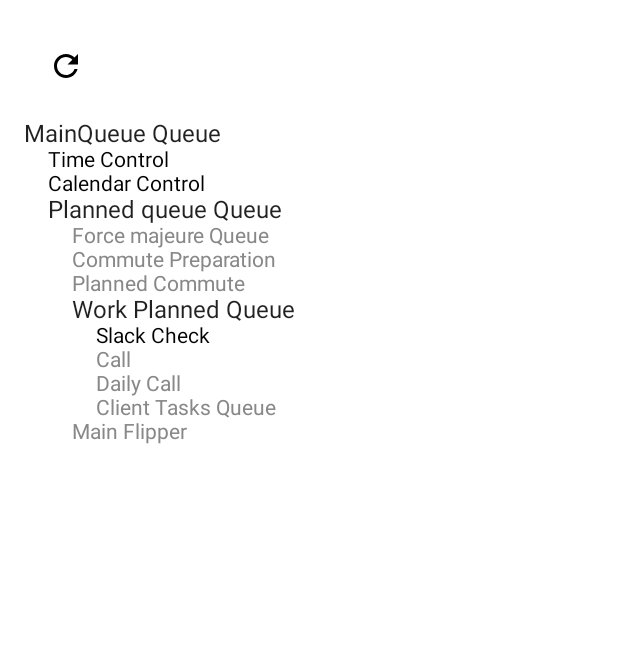
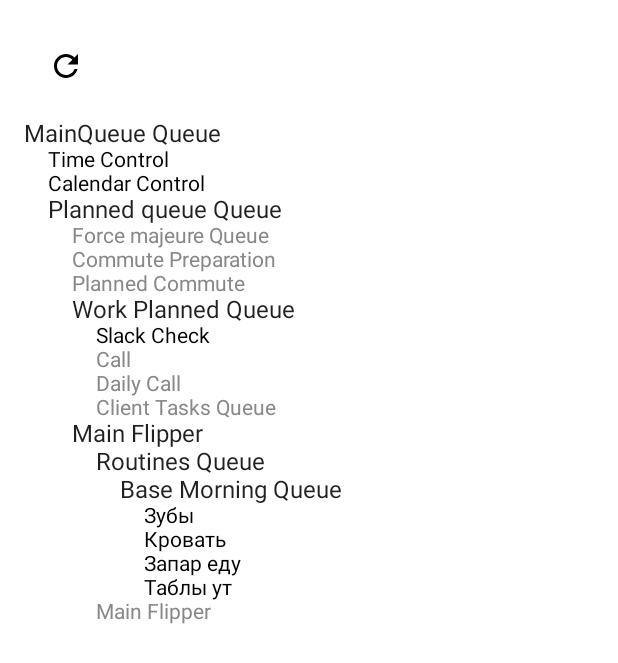
Before and after one commit to cucumber007/state, an Android app built with Jetpack Compose: the screen it shows after launch (MainActivity), on a phone screen of 412 x 824 dp. Shown: the top 663 px of the screen. Run offline under Robolectric (Android 15) with nearby library versions, the light colour scheme and no system bars.

Commit message:
Base Morning Routine

```diff
--- a/app/src/main/java/com/spqrta/state/ui/view/gtd2/FlipperView.kt
+++ b/app/src/main/java/com/spqrta/state/ui/view/gtd2/FlipperView.kt
@@ -1,15 +1,29 @@
 package com.spqrta.state.ui.view.gtd2
 
+import androidx.compose.foundation.layout.Box
+import androidx.compose.foundation.layout.Column
+import androidx.compose.foundation.layout.padding
 import androidx.compose.material.Text
 import androidx.compose.runtime.Composable
+import androidx.compose.ui.Modifier
 import androidx.compose.ui.graphics.Color
 import androidx.compose.ui.text.TextStyle
+import androidx.compose.ui.unit.dp
 import com.spqrta.state.common.logic.features.gtd2.element.Flipper
 
 @Composable
 fun FlipperView(flipper: Flipper) {
     if (flipper.active) {
-        Text(text = flipper.displayName)
+        Column {
+            Text(text = flipper.displayName)
+            Box(modifier = Modifier.padding(start = 16.dp)) {
+                Column {
+                    for (scheduledElement in flipper.scheduledElements) {
+                        ElementView(scheduledElement.element)
+                    }
+                }
+            }
+        }
     } else {
         Text(text = flipper.displayName, style = TextStyle(color = Color.Gray))
     }
--- a/app/src/main/java/com/spqrta/state/ui/view/gtd2/RoutineView.kt
+++ b/app/src/main/java/com/spqrta/state/ui/view/gtd2/RoutineView.kt
@@ -8,7 +8,7 @@ import com.spqrta.state.common.logic.features.gtd2.element.Routine
 fun RoutineView(routine: Routine) {
     Column {
         ElementView(
-            element = routine.normalizedTask
+            element = routine.innerElement
         )
     }
 }
--- a/common/src/main/java/com/spqrta/state/common/logic/features/gtd2/Gtd2State.kt
+++ b/common/src/main/java/com/spqrta/state/common/logic/features/gtd2/Gtd2State.kt
@@ -5,8 +5,10 @@ import com.spqrta.state.common.logic.features.gtd2.element.Flipper
 import com.spqrta.state.common.logic.features.gtd2.element.Queue
 import com.spqrta.state.common.logic.features.gtd2.element.Routine
 import com.spqrta.state.common.logic.features.gtd2.element.Task
+import com.spqrta.state.common.logic.features.gtd2.element.misc.FlipperSchedule
 import com.spqrta.state.common.logic.features.gtd2.element.misc.TaskStatus
 import kotlinx.serialization.Serializable
+import java.time.LocalTime
 
 @Serializable
 data class Gtd2State(
@@ -18,10 +20,10 @@ data class Gtd2State(
             "MainQueue",
             listOf(
                 Routine(
-                    task = Task("Time Control")
+                    element = Task("Time Control")
                 ),
                 Routine(
-                    task = Task("Calendar Control")
+                    element = Task("Calendar Control")
                 ),
                 Queue(
                     name = "Planned queue",
@@ -31,25 +33,25 @@ data class Gtd2State(
                             elements = listOf(),
                         ),
                         Routine(
-                            task = Task("Commute Preparation"),
+                            element = Task("Commute Preparation"),
                             active = false
                         ),
                         Routine(
-                            task = Task("Planned Commute"),
+                            element = Task("Planned Commute"),
                             active = false
                         ),
                         Queue(
                             name = "Work Planned",
                             elements = listOf(
                                 Routine(
-                                    task = Task("Slack Check"),
+                                    element = Task("Slack Check"),
                                 ),
                                 Task(
                                     name = "Call",
                                     taskStatus = TaskStatus.Inactive
                                 ),
                                 Routine(
-                                    task = Task("Daily Call"),
+                                    element = Task("Daily Call"),
                                     active = false
                                 ),
                                 Queue(
@@ -60,7 +62,42 @@ data class Gtd2State(
                         ),
                         Flipper(
                             name = "Main",
-                            scheduledElements = listOf(),
+                            scheduledElements = listOf(
+                                FlipperSchedule.UntilTime(
+                                    element = Queue(
+                                        name = "Routines",
+                                        elements = listOf(
+                                            Routine(
+                                                element = Queue(
+                                                    name = "Base Morning",
+                                                    elements = listOf(
+                                                        Routine(
+                                                            element = Task("Зубы"),
+                                                        ),
+                                                        Routine(
+                                                            element = Task("Кровать"),
+                                                        ),
+                                                        Routine(
+                                                            element = Task("Запар еду"),
+                                                        ),
+                                                        Routine(
+                                                            element = Task("Таблы ут"),
+                                                        ),
+                                                    ),
+                                                ),
+                                            ),
+                                        )
+                                    ),
+                                    time = LocalTime.of(18, 0)
+                                ),
+                                FlipperSchedule.TimeLeftPortion(
+                                    element = Flipper(
+                                        name = "Main",
+                                        scheduledElements = listOf()
+                                    ),
+                                    portion = 1f
+                                ),
+                            ),
                         ),
                     )
                 ),
--- a/common/src/main/java/com/spqrta/state/common/logic/features/gtd2/element/Element.kt
+++ b/common/src/main/java/com/spqrta/state/common/logic/features/gtd2/element/Element.kt
@@ -10,4 +10,6 @@ sealed interface Element {
 
     fun withTaskClicked(clickedTask: Task): Element
     fun withTaskLongClicked(clickedTask: Task): Element
+
+    fun withStatus(active: Boolean): Element
 }
--- a/common/src/main/java/com/spqrta/state/common/logic/features/gtd2/element/Flipper.kt
+++ b/common/src/main/java/com/spqrta/state/common/logic/features/gtd2/element/Flipper.kt
@@ -1,7 +1,9 @@
 package com.spqrta.state.common.logic.features.gtd2.element
 
 import com.spqrta.state.common.logic.features.gtd2.element.misc.FlipperSchedule
+import kotlinx.serialization.Serializable
 
+@Serializable
 data class Flipper(
     override val name: String,
     val scheduledElements: List<FlipperSchedule>,
@@ -43,4 +45,8 @@ data class Flipper(
             }
         })
     }
+
+    override fun withStatus(active: Boolean): Element {
+        return copy(active = active)
+    }
 }
--- a/common/src/main/java/com/spqrta/state/common/logic/features/gtd2/element/Queue.kt
+++ b/common/src/main/java/com/spqrta/state/common/logic/features/gtd2/element/Queue.kt
@@ -20,4 +20,8 @@ data class Queue(
             it.withTaskLongClicked(clickedTask)
         })
     }
+
+    override fun withStatus(active: Boolean): Element {
+        return copy(active = active)
+    }
 }
--- a/common/src/main/java/com/spqrta/state/common/logic/features/gtd2/element/Routine.kt
+++ b/common/src/main/java/com/spqrta/state/common/logic/features/gtd2/element/Routine.kt
@@ -1,32 +1,29 @@
 package com.spqrta.state.common.logic.features.gtd2.element
 
 import com.spqrta.state.common.logic.features.gtd2.element.misc.RoutineTrigger
-import com.spqrta.state.common.logic.features.gtd2.element.misc.TaskStatus
 import kotlinx.serialization.Serializable
 import java.time.LocalDate
 
 @Serializable
 data class Routine(
-    private val task: Task,
-    override val displayName: String = "${task.name} Routine",
+    private val element: Element,
+    override val displayName: String = "${element.name} Routine",
     override val active: Boolean = true,
     val trigger: RoutineTrigger = RoutineTrigger.Day(LocalDate.now()),
-    override val name: String = task.name,
+    override val name: String = element.name,
 ) : Element {
 
-    val normalizedTask = task.withStatus(
-        if (!active) {
-            TaskStatus.Inactive
-        } else {
-            task.status
-        }
-    )
+    val innerElement = element.withStatus(if (!active) false else element.active)
 
     override fun withTaskClicked(clickedTask: Task): Element {
-        return normalizedTask.withTaskClicked(clickedTask)
+        return innerElement.withTaskClicked(clickedTask)
     }
 
     override fun withTaskLongClicked(clickedTask: Task): Element {
-        return normalizedTask.withTaskLongClicked(clickedTask)
+        return innerElement.withTaskLongClicked(clickedTask)
+    }
+
+    override fun withStatus(active: Boolean): Element {
+        return copy(active = active)
     }
 }
--- a/common/src/main/java/com/spqrta/state/common/logic/features/gtd2/element/Task.kt
+++ b/common/src/main/java/com/spqrta/state/common/logic/features/gtd2/element/Task.kt
@@ -34,6 +34,9 @@ data class Task(
         }
     }
 
+    override fun withStatus(active: Boolean): Element {
+        return copy(active = active)
+    }
 
     override fun withTaskClicked(clickedTask: Task): Element {
         return if (this == clickedTask) {
--- a/common/src/main/java/com/spqrta/state/common/logic/features/gtd2/element/misc/FlipperSchedule.kt
+++ b/common/src/main/java/com/spqrta/state/common/logic/features/gtd2/element/misc/FlipperSchedule.kt
@@ -1,18 +1,25 @@
 package com.spqrta.state.common.logic.features.gtd2.element.misc
 
 import com.spqrta.state.common.logic.features.gtd2.element.Element
+import com.spqrta.state.common.util.serialization.LocalTimeSerializer
+import kotlinx.serialization.SerialName
+import kotlinx.serialization.Serializable
 import java.time.LocalTime
 
+@Serializable
 sealed class FlipperSchedule(
     open val element: Element
 ) {
+
+    @Serializable
     data class UntilTime(
-        override val element: Element,
-        val time: LocalTime
+        @SerialName("element_UntilTime") override val element: Element,
+        @Serializable(with = LocalTimeSerializer::class) val time: LocalTime
     ) : FlipperSchedule(element)
 
+    @Serializable
     data class TimeLeftPortion(
-        override val element: Element,
+        @SerialName("element_TimeLeftPortion") override val element: Element,
         val portion: Float
     ) : FlipperSchedule(element)
 }
```
